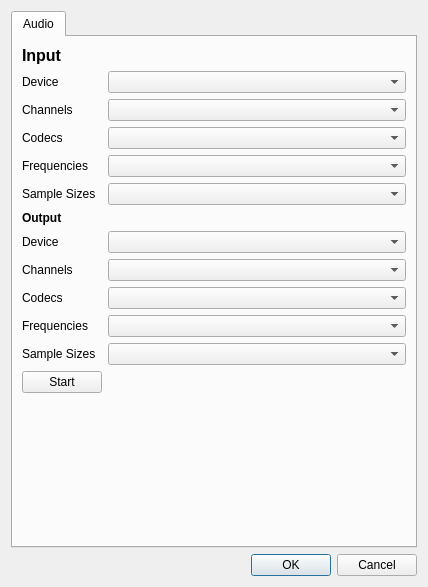
Before: the Qt Designer form src/client/gui/livejamming/app/configuration_dialog.ui in sush/Live-Jamming, drawn with Qt 5.
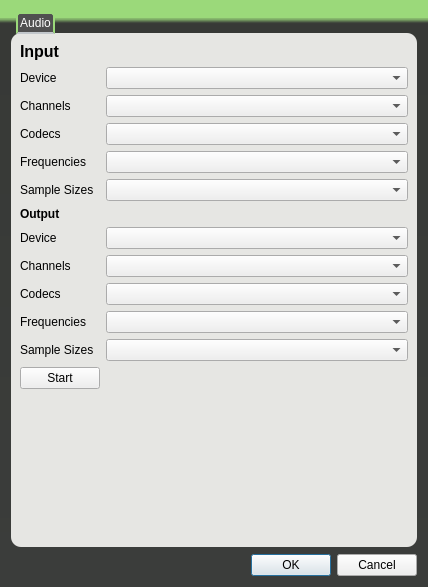
After: the same form once the commit is applied.

What changed in the file:
```diff
--- a/src/client/gui/livejamming/app/configuration_dialog.ui
+++ b/src/client/gui/livejamming/app/configuration_dialog.ui
@@ -13,9 +13,53 @@
   <property name="windowTitle">
    <string>Dialog</string>
   </property>
+  <property name="styleSheet">
+   <string notr="true">#ConfigurationDialog {
+background: qlineargradient(spread:pad, x1:0, y1:0.00568182, x2:0, y2:1, stop:0.0248756 rgba(155, 217, 122, 255), stop:0.0348259 rgba(55, 57, 54, 255), stop:1 rgba(59, 61, 59, 255));}</string>
+  </property>
   <layout class="QVBoxLayout" name="verticalLayout">
    <item>
     <widget class="QTabWidget" name="tabWidget">
+     <property name="styleSheet">
+      <string notr="true">QTabWidget::pane {
+	color: rgb(246, 246, 244);
+	margin: 0px,1px,1px,1px;
+
+	border-radius: 10px;
+	background: #E6E6E3;
+      }
+
+  QTabWidget::tab-bar {          
+	left: 5px; /* move to the right by 5px */
+	bottom: -1px;      } 
+
+/* Style the tab using the tab sub-control. Note that          it reads QTabBar _not_ QTabWidget */
+QTabBar::tab { 
+	background: rgb(132,132,132);
+    border: 2px solid #C4C4C3; 
+	border-bottom-color: #C2C7CB; /* same as the pane color */          
+	border-top-left-radius: 4px;          
+	border-top-right-radius: 4px;     
+	min-width: 8ex;
+	padding: 2px;
+	color: #FFFFFF;   
+}
+       
+QTabBar::tab:selected, QTabBar::tab:hover {	
+
+}
+
+QTabBar::tab:selected {
+	background: rgb(80,80,80); 
+	border-color: #9BD97a;          
+	border-bottom-color: #C2C7CB; /* same as pane color */
+}
+
+QTabBar::tab:!selected {
+    margin-top: 2px; /* make non-selected tabs look smaller */
+}
+</string>
+     </property>
      <property name="currentIndex">
       <number>0</number>
      </property>
```
